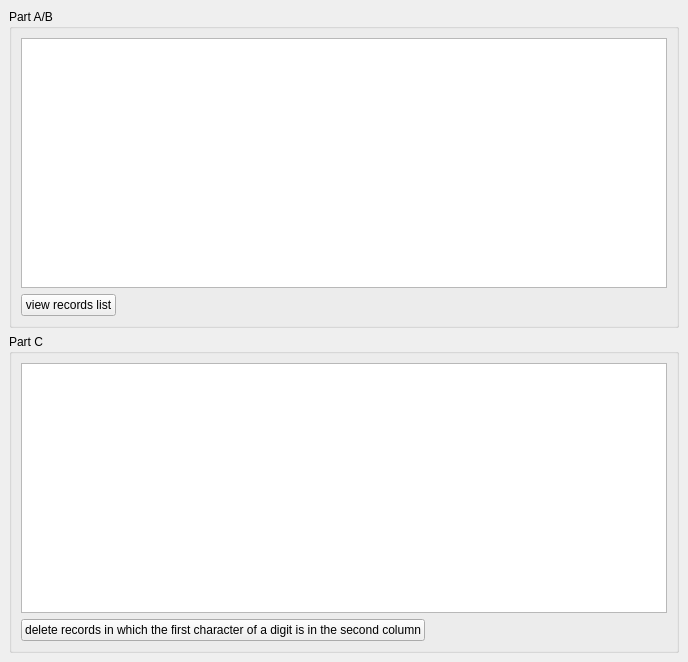
Qt form mainwindow.ui (Demification/Task1) before a commit.
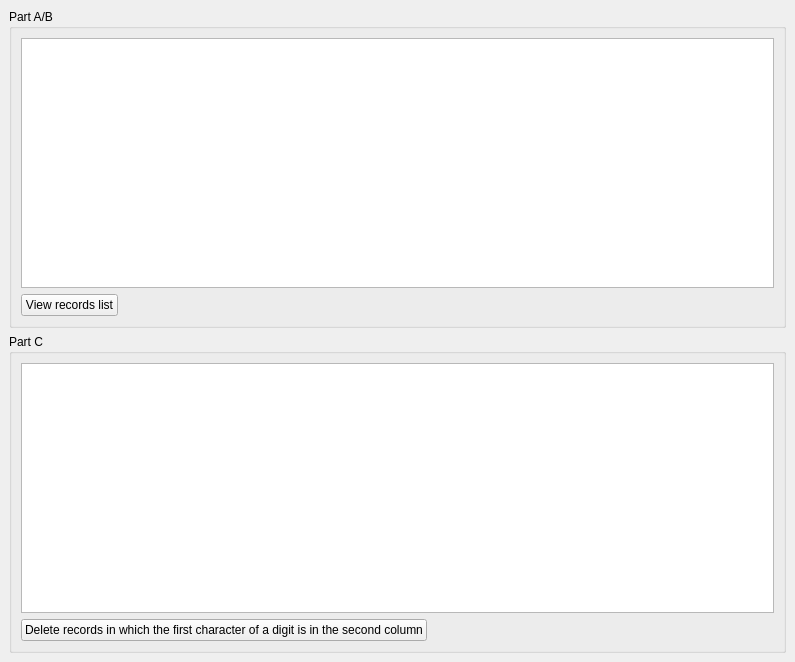
The same form after that commit.

```diff
--- a/mainwindow.ui
+++ b/mainwindow.ui
@@ -6,7 +6,7 @@
    <rect>
     <x>0</x>
     <y>0</y>
-    <width>688</width>
+    <width>795</width>
     <height>662</height>
    </rect>
   </property>
@@ -41,7 +41,7 @@
               </sizepolicy>
              </property>
              <property name="text">
-              <string>view records list</string>
+              <string>View records list</string>
              </property>
             </widget>
            </item>
@@ -76,7 +76,7 @@
             </sizepolicy>
            </property>
            <property name="text">
-            <string>delete records in which the first character of a digit is in the second column</string>
+            <string>Delete records in which the first character of a digit is in the second column</string>
            </property>
           </widget>
          </item>
```
